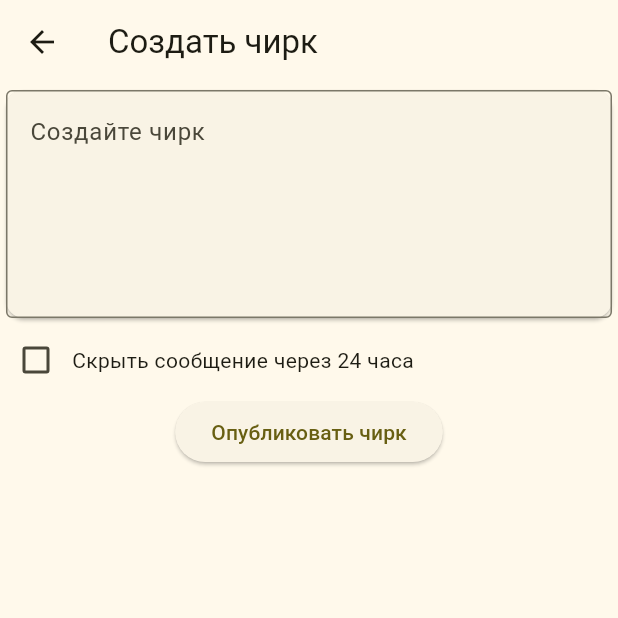
After one commit to teamTP/frontChirk, a Flutter app: the AddChirkWidget screen opened directly, on a phone screen of 412 x 824 dp, the top half of it. The commit adds this screen. Run offline on Flutter 3.47's test engine with Material 2 defaults, Android fonts, the phone set to English and light mode, and no system bars; our stand-ins replace easy_dynamic_theme, introduction_screen, jiffy; missing offline and left inert: elementary; statements that could not run were skipped.

Commit message:
create add chirk widget

```diff
--- /dev/null
+++ b/lib/widget/chirk_widget/add_chirk.dart
@@ -0,0 +1,51 @@
+import 'package:flutter/material.dart';
+
+class AddChirkWidget extends StatefulWidget {
+  const AddChirkWidget({super.key});
+
+  @override
+  State<StatefulWidget> createState() => _AddChirkWidgetState();
+}
+
+class _AddChirkWidgetState extends State<AddChirkWidget> {
+  bool _isCheced = false;
+
+  @override
+  Widget build(BuildContext context) {
+    return Scaffold(
+      appBar: AppBar(
+        title: const Text("Создать чирк"),
+      ),
+      body: Form(
+        child: Column(
+          children: [
+            Card(
+              child: TextFormField(
+                minLines: 5,
+                maxLines: 20,
+                decoration: const InputDecoration(
+                  hintText: "Создайте чирк",
+                  border: OutlineInputBorder(),
+                ),
+              ),
+            ),
+            Row(
+              children: [
+                Checkbox(
+                    value: _isCheced,
+                    tristate: true,
+                    onChanged: (newValue) {
+                      setState(() {
+                        _isCheced = !_isCheced;
+                      });
+                    }),
+                Text("Скрыть сообщение через 24 часа")
+              ],
+            ),
+            ElevatedButton(onPressed: () {}, child: Text("Опубликовать чирк"))
+          ],
+        ),
+      ),
+    );
+  }
+}
--- a/lib/widget/home_widget.dart
+++ b/lib/widget/home_widget.dart
@@ -6,6 +6,7 @@ import '../entity/chirk.dart';
 import '../entity/user.dart';
 import '../model/chirk_list_model.dart';
 import '../service/chirk_list_service_list/chirk_list_service_list.dart';
+import 'chirk_widget/add_chirk.dart';
 import 'chirk_widget/chirk_list_widget.dart';
 import 'profile/profileWidget.dart';
 import '../widgetModel/chirk_list_wm.dart';
@@ -21,8 +22,9 @@ class _MyState extends State<StatefulWidget> {
   int _selectedIndex = 0;
   final List<Widget> _widgetOptions = <Widget>[
     //ChirkListWidget(initChirkList()),
-    ChirkListWidget((context) => ChirkListWM(ChirkListModel(ChirkListServiceList()))),
-    Text("В разработке"),
+    ChirkListWidget(
+        (context) => ChirkListWM(ChirkListModel(ChirkListServiceList()))),
+    const AddChirkWidget(),
     ProfileWidget(initUser()),
   ];
 
@@ -42,7 +44,8 @@ class _MyState extends State<StatefulWidget> {
           selectedIndex: _selectedIndex,
           onDestinationSelected: (value) => _onItemTapped(value),
           destinations: const <NavigationDestination>[
-          NavigationDestination(icon: Icon(Icons.list), label: "Лента чирков"),
+            NavigationDestination(
+                icon: Icon(Icons.list), label: "Лента чирков"),
             NavigationDestination(icon: Icon(Icons.add), label: "Создать чирк"),
             NavigationDestination(icon: Icon(Icons.person), label: "Профиль"),
           ],
```
Lines whose indentation alone changed are shown as unchanged.
